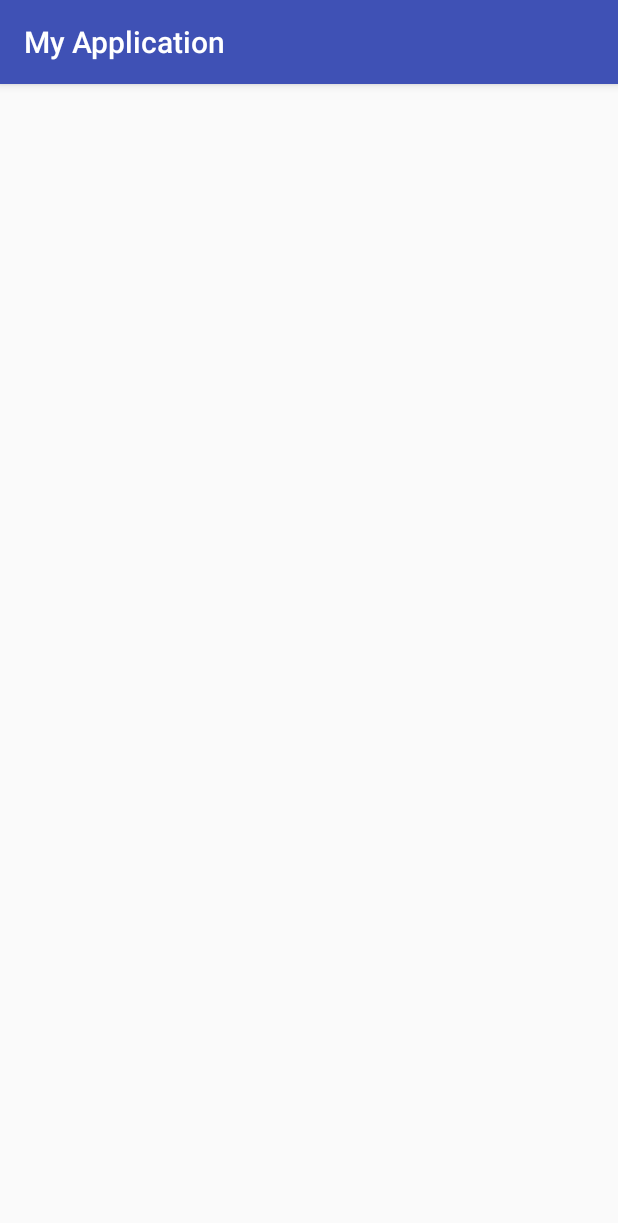
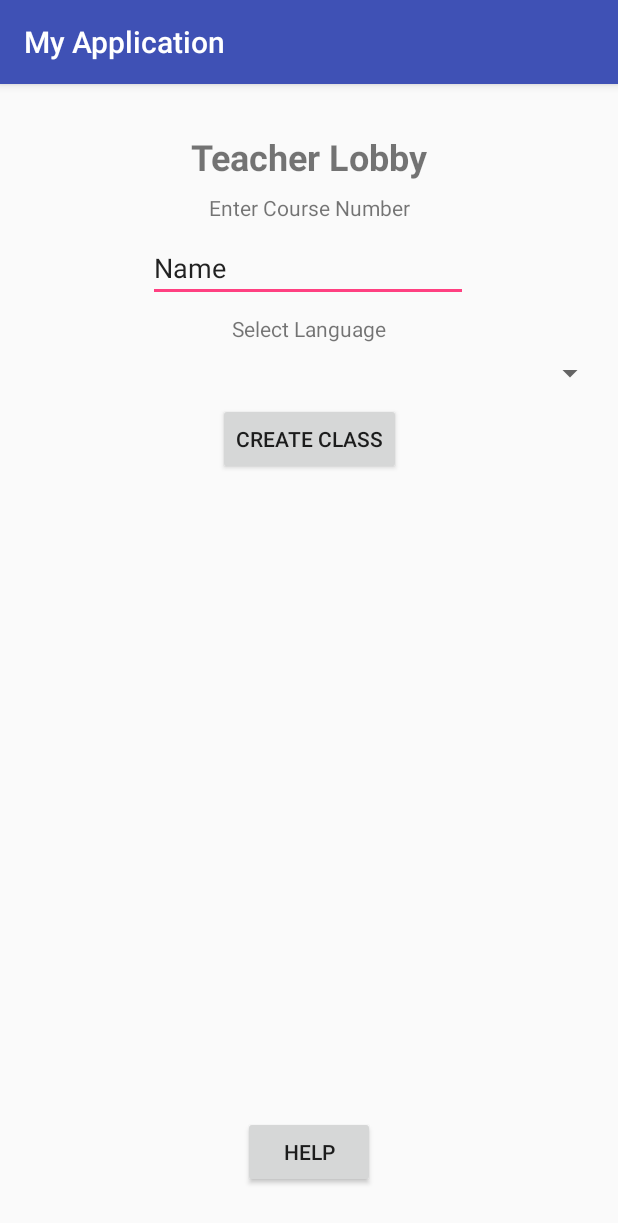
Before and after one commit to drsutherin/ceg-4410group3, an Android app: the TeacherLobby screen opened directly, with no data from a screen before it, on a phone screen of 412 x 824 dp. Shown: the top 1223 px of the screen. Run offline under Robolectric (Android 15) with nearby library versions, the phone set to English and light mode, and no system bars.

Commit message:
Adds teacher lobby

```diff
--- a/app/src/main/java/ceg4410/wright/edu/myapplication/MainActivity.java
+++ b/app/src/main/java/ceg4410/wright/edu/myapplication/MainActivity.java
@@ -22,4 +22,9 @@ public class MainActivity extends AppCompatActivity {
         Intent intent = new Intent(this, StudentLobby.class);
         startActivity(intent);
     }
+
+    public void openTeacherLobby(View view){
+        Intent intent = new Intent(this, TeacherLobby.class);
+        startActivity(intent);
+    }
 }
--- a/app/src/main/res/layout/activity_main.xml
+++ b/app/src/main/res/layout/activity_main.xml
@@ -11,21 +11,24 @@
         android:id="@+id/button"
         android:layout_width="317dp"
         android:layout_height="65dp"
-        android:layout_marginBottom="8dp"
-        android:layout_marginEnd="16dp"
-        android:layout_marginStart="16dp"
+        android:layout_marginBottom="76dp"
+        android:onClick="openTeacherLobby"
         android:text="@string/teacher_button"
+        android:textSize="18sp"
         app:layout_constraintBottom_toTopOf="@+id/button3"
         app:layout_constraintEnd_toEndOf="parent"
+        app:layout_constraintLeft_toLeftOf="parent"
+        app:layout_constraintRight_toRightOf="parent"
         app:layout_constraintStart_toStartOf="parent" />
 
     <Button
         android:id="@+id/button2"
         android:layout_width="317dp"
         android:layout_height="65dp"
-        android:layout_marginBottom="8dp"
+        android:layout_marginBottom="28dp"
         android:onClick="openStudentLobby"
         android:text="@string/student_button"
+        android:textSize="18sp"
         app:layout_constraintBottom_toTopOf="@+id/button"
         app:layout_constraintLeft_toLeftOf="parent"
         app:layout_constraintRight_toRightOf="parent" />
@@ -39,7 +42,7 @@
         app:layout_constraintLeft_toLeftOf="parent"
         app:layout_constraintRight_toRightOf="parent"
         app:layout_constraintTop_toTopOf="parent"
-        app:srcCompat="@drawable/multiclass_logo" />
+        app:srcCompat="@drawable/multiclass_logo_4" />
 
     <Button
         android:id="@+id/button3"
@@ -52,30 +55,16 @@
         app:layout_constraintLeft_toLeftOf="parent"
         app:layout_constraintRight_toRightOf="parent" />
 
-    <EditText
-        android:id="@+id/editText"
-        android:layout_width="279dp"
-        android:layout_height="47dp"
-        android:layout_marginBottom="8dp"
-        android:layout_marginTop="8dp"
-        android:ems="10"
-        android:inputType="textPersonName"
-        android:text="@string/enter_name"
-        app:layout_constraintBottom_toTopOf="@+id/textView"
-        app:layout_constraintLeft_toLeftOf="parent"
-        app:layout_constraintRight_toRightOf="parent"
-        app:layout_constraintTop_toBottomOf="@+id/imageView2" />
-
     <TextView
         android:id="@+id/textView"
         android:layout_width="241dp"
         android:layout_height="32dp"
-        android:layout_marginBottom="24dp"
         android:gravity="center"
         android:text="@string/select_role"
         android:textAppearance="@style/TextAppearance.AppCompat.Headline"
         app:layout_constraintBottom_toTopOf="@+id/button2"
         app:layout_constraintLeft_toLeftOf="parent"
-        app:layout_constraintRight_toRightOf="parent" />
+        app:layout_constraintRight_toRightOf="parent"
+        app:layout_constraintTop_toBottomOf="@+id/imageView2" />
 
 </android.support.constraint.ConstraintLayout>
--- a/app/src/main/res/layout/activity_teacher_lobby.xml
+++ b/app/src/main/res/layout/activity_teacher_lobby.xml
@@ -6,4 +6,77 @@
     android:layout_height="match_parent"
     tools:context="ceg4410.wright.edu.myapplication.TeacherLobby">
 
+    <TextView
+        android:id="@+id/textView7"
+        android:layout_width="wrap_content"
+        android:layout_height="wrap_content"
+        android:layout_marginTop="32dp"
+        android:text="Teacher Lobby"
+        android:textSize="24sp"
+        android:textStyle="bold"
+        app:layout_constraintLeft_toLeftOf="parent"
+        app:layout_constraintRight_toRightOf="parent"
+        app:layout_constraintTop_toTopOf="parent" />
+
+    <TextView
+        android:id="@+id/textView8"
+        android:layout_width="wrap_content"
+        android:layout_height="wrap_content"
+        android:layout_marginTop="8dp"
+        android:text="Enter Course Number"
+        app:layout_constraintLeft_toLeftOf="parent"
+        app:layout_constraintRight_toRightOf="parent"
+        app:layout_constraintTop_toBottomOf="@+id/textView7" />
+
+    <EditText
+        android:id="@+id/editText2"
+        android:layout_width="wrap_content"
+        android:layout_height="wrap_content"
+        android:layout_marginTop="8dp"
+        android:ems="10"
+        android:inputType="textPersonName"
+        android:text="Name"
+        app:layout_constraintHorizontal_bias="0.497"
+        app:layout_constraintLeft_toLeftOf="parent"
+        app:layout_constraintRight_toRightOf="parent"
+        app:layout_constraintTop_toBottomOf="@+id/textView8" />
+
+    <TextView
+        android:id="@+id/textView9"
+        android:layout_width="wrap_content"
+        android:layout_height="wrap_content"
+        android:layout_marginTop="8dp"
+        android:text="Select Language"
+        app:layout_constraintLeft_toLeftOf="parent"
+        app:layout_constraintRight_toRightOf="parent"
+        app:layout_constraintTop_toBottomOf="@+id/editText2" />
+
+    <Spinner
+        android:id="@+id/spinner3"
+        android:layout_width="395dp"
+        android:layout_height="wrap_content"
+        android:layout_marginTop="8dp"
+        app:layout_constraintLeft_toLeftOf="parent"
+        app:layout_constraintRight_toRightOf="parent"
+        app:layout_constraintTop_toBottomOf="@+id/textView9" />
+
+    <Button
+        android:id="@+id/button6"
+        android:layout_width="wrap_content"
+        android:layout_height="wrap_content"
+        android:layout_marginTop="8dp"
+        android:text="Create Class"
+        app:layout_constraintLeft_toLeftOf="parent"
+        app:layout_constraintRight_toRightOf="parent"
+        app:layout_constraintTop_toBottomOf="@+id/spinner3" />
+
+    <Button
+        android:id="@+id/button7"
+        android:layout_width="wrap_content"
+        android:layout_height="wrap_content"
+        android:layout_marginBottom="32dp"
+        android:text="Help"
+        app:layout_constraintBottom_toBottomOf="parent"
+        app:layout_constraintLeft_toLeftOf="parent"
+        app:layout_constraintRight_toRightOf="parent" />
 </android.support.constraint.ConstraintLayout>
```
Also changed, not shown: app/src/main/res/drawable/multiclass_logo_3.png (added), app/src/main/res/drawable/multiclass_logo_4.png (added).
